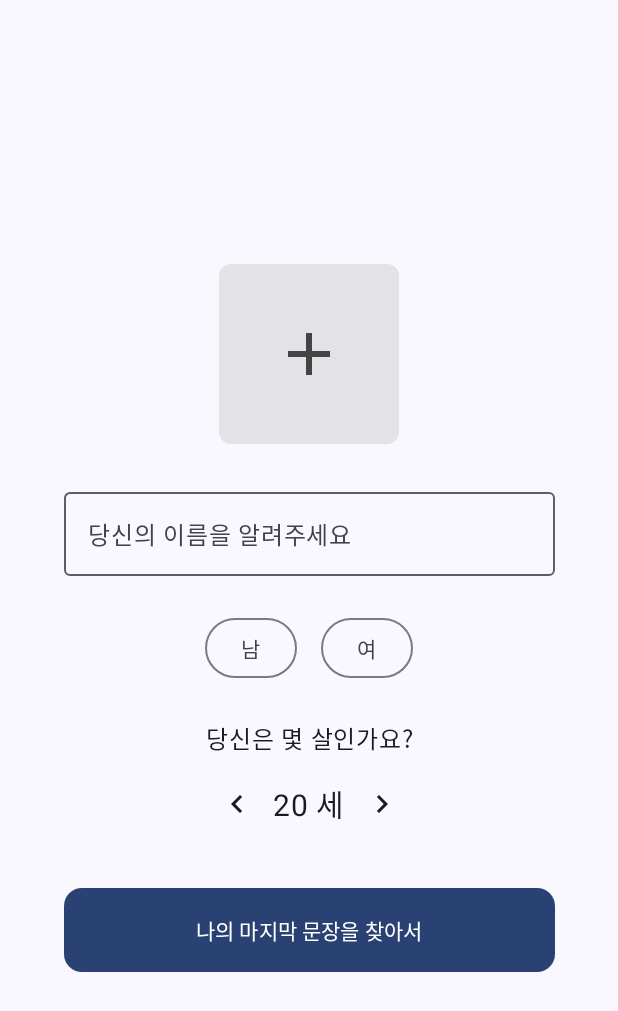
After one commit to pineldeer/cracked, an Android app built with Jetpack Compose: the InfoPage screen opened through its navigation route, on a phone screen of 412 x 824 dp. The commit adds this screen. Shown: the top 1011 px of the screen. Run offline under Robolectric (Android 15) with nearby library versions, the light colour scheme and no system bars; our stand-ins replace Dagger/Hilt's generated code.

Commit message:
InfoPage 구현

```diff
--- a/cracked_android/app/src/main/java/com/example/cracked_android/MainActivity.kt
+++ b/cracked_android/app/src/main/java/com/example/cracked_android/MainActivity.kt
@@ -14,6 +14,7 @@ import androidx.navigation.NavHostController
 import androidx.navigation.compose.NavHost
 import androidx.navigation.compose.composable
 import androidx.navigation.compose.rememberNavController
+import com.example.cracked_android.pages.InfoPage
 import com.example.cracked_android.pages.StartPage
 import com.example.cracked_android.ui.theme.Cracked_androidTheme
 import dagger.hilt.android.AndroidEntryPoint
@@ -26,9 +27,9 @@ class MainActivity : ComponentActivity() {
             Cracked_androidTheme {
                 // A surface container using the 'background' color from the theme
                 if(true){
-                    MyApp(startDestination = "MainPage")
+                    MyApp(startDestination = "StartPage")
                 }else{
-                    MyApp(startDestination = "MainPage")
+                    MyApp(startDestination = "StartPage")
                 }
             }
         }
@@ -47,7 +48,12 @@ private fun MyApp(
     ) {
         NavHost(navController = navController, startDestination = startDestination) {
             composable("StartPage") {
-                StartPage{}
+                StartPage{navController.navigate("InfoPage")}
+            }
+            composable("InfoPage") {
+                InfoPage {
+
+                }
             }
 
 
--- /dev/null
+++ b/cracked_android/app/src/main/java/com/example/cracked_android/pages/InfoPage.kt
@@ -0,0 +1,174 @@
+package com.example.cracked_android.pages
+
+import android.net.Uri
+import androidx.activity.compose.rememberLauncherForActivityResult
+import androidx.activity.result.contract.ActivityResultContracts
+import androidx.compose.foundation.Image
+import androidx.compose.foundation.background
+import androidx.compose.foundation.clickable
+import androidx.compose.foundation.layout.Arrangement
+import androidx.compose.foundation.layout.Box
+import androidx.compose.foundation.layout.Column
+import androidx.compose.foundation.layout.Row
+import androidx.compose.foundation.layout.Spacer
+import androidx.compose.foundation.layout.fillMaxSize
+import androidx.compose.foundation.layout.fillMaxWidth
+import androidx.compose.foundation.layout.height
+import androidx.compose.foundation.layout.padding
+import androidx.compose.foundation.layout.size
+import androidx.compose.foundation.shape.RoundedCornerShape
+import androidx.compose.material.icons.Icons
+import androidx.compose.material.icons.filled.Add
+import androidx.compose.material.icons.filled.KeyboardArrowLeft
+import androidx.compose.material.icons.filled.KeyboardArrowRight
+import androidx.compose.material3.Button
+import androidx.compose.material3.ButtonDefaults
+import androidx.compose.material3.Icon
+import androidx.compose.material3.IconButton
+import androidx.compose.material3.MaterialTheme
+import androidx.compose.material3.OutlinedButton
+import androidx.compose.material3.OutlinedTextField
+import androidx.compose.material3.Text
+import androidx.compose.runtime.Composable
+import androidx.compose.runtime.getValue
+import androidx.compose.runtime.mutableStateOf
+import androidx.compose.runtime.remember
+import androidx.compose.runtime.setValue
+import androidx.compose.ui.Alignment
+import androidx.compose.ui.Modifier
+import androidx.compose.ui.draw.clip
+import androidx.compose.ui.graphics.Color
+import androidx.compose.ui.layout.ContentScale
+import androidx.compose.ui.unit.dp
+import androidx.compose.ui.unit.sp
+import coil.compose.rememberImagePainter
+
+@Composable
+fun InfoPage(
+    onNextClick: () -> Unit,
+    // 뷰모델은 추후 삽입
+) {
+    Column(
+        modifier = Modifier
+            .fillMaxSize()
+            .padding(24.dp),
+        verticalArrangement = Arrangement.Center,
+        horizontalAlignment = Alignment.CenterHorizontally
+    ) {
+        PhotoPicker()
+        Spacer(modifier = Modifier.height(24.dp))
+        NameInput()
+        Spacer(modifier = Modifier.height(24.dp))
+        GenderSelector()
+        Spacer(modifier = Modifier.height(24.dp))
+        AgePicker()
+        Spacer(modifier = Modifier.height(32.dp))
+        NextButton(onClick = onNextClick)
+    }
+}
+
+@Composable
+fun PhotoPicker() {
+    val imageUri = remember { mutableStateOf<Uri?>(null) }
+    val launcher = rememberLauncherForActivityResult(
+        contract = ActivityResultContracts.GetContent()
+    ) { uri: Uri? ->
+        imageUri.value = uri
+    }
+
+    Box(
+        modifier = Modifier
+            .size(120.dp)
+            .clip(RoundedCornerShape(8.dp))
+            .background(Color.Gray.copy(alpha = 0.2f))
+            .clickable { launcher.launch("image/*") },
+        contentAlignment = Alignment.Center
+    ) {
+        if (imageUri.value != null) {
+            Image(
+                painter = rememberImagePainter(imageUri.value),
+                contentDescription = null,
+                modifier = Modifier.fillMaxSize(),
+                contentScale = ContentScale.Crop
+            )
+        } else {
+            Icon(
+                imageVector = Icons.Default.Add,
+                contentDescription = "Add Photo",
+                modifier = Modifier.size(48.dp),
+                tint = Color.DarkGray
+            )
+        }
+    }
+}
+
+@Composable
+fun NameInput() {
+    var name by remember { mutableStateOf("") }
+
+    OutlinedTextField(
+        value = name,
+        onValueChange = { name = it },
+        label = { Text("당신의 이름을 알려주세요") },
+        singleLine = true,
+        modifier = Modifier.fillMaxWidth(0.9f)
+    )
+}
+
+@Composable
+fun GenderSelector() {
+    var selectedGender by remember { mutableStateOf<String?>(null) }
+
+    Row(
+        horizontalArrangement = Arrangement.spacedBy(16.dp),
+        verticalAlignment = Alignment.CenterVertically
+    ) {
+        GenderOption("남", selectedGender) { selectedGender = it }
+        GenderOption("여", selectedGender) { selectedGender = it }
+    }
+}
+
+@Composable
+fun GenderOption(label: String, selected: String?, onSelect: (String) -> Unit) {
+    val isSelected = selected == label
+    OutlinedButton(
+        onClick = { onSelect(label) },
+        colors = ButtonDefaults.outlinedButtonColors(
+            containerColor = if (isSelected) Color.LightGray else Color.Transparent
+        )
+    ) {
+        Text(label)
+    }
+}
+
+@Composable
+fun AgePicker() {
+    var age by remember { mutableStateOf(20) } // default 20세
+
+    Column(horizontalAlignment = Alignment.CenterHorizontally) {
+        Text("당신은 몇 살인가요?", style = MaterialTheme.typography.bodyLarge)
+        Spacer(modifier = Modifier.height(8.dp))
+        Row(verticalAlignment = Alignment.CenterVertically) {
+            IconButton(onClick = { if (age > 0) age-- }) {
+                Icon(Icons.Default.KeyboardArrowLeft, contentDescription = "나이 감소")
+            }
+            Text("$age 세", fontSize = 20.sp)
+            IconButton(onClick = { if (age < 120) age++ }) {
+                Icon(Icons.Default.KeyboardArrowRight, contentDescription = "나이 증가")
+            }
+        }
+    }
+}
+
+@Composable
+fun NextButton(onClick: () -> Unit) {
+    Button(
+        onClick = onClick,
+        modifier = Modifier
+            .fillMaxWidth(0.9f)
+            .height(56.dp),
+        shape = RoundedCornerShape(12.dp)
+    ) {
+        Text("나의 마지막 문장을 찾아서")
+    }
+}
```
